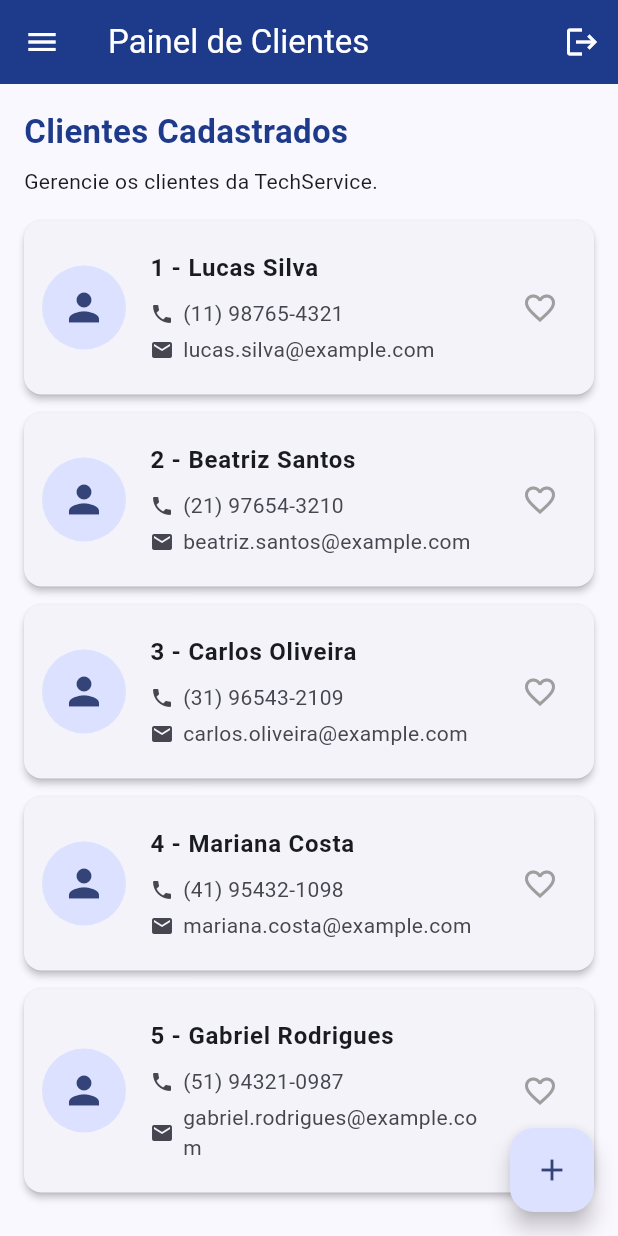
After one commit to GigiMene/Tutorial09, a Flutter app: the ClientScreen screen opened directly, on a phone screen of 412 x 824 dp. The commit adds this screen. Run offline on Flutter 3.47's test engine with Material 3 defaults, Android fonts, the phone set to English and light mode, and no system bars.

Commit message:
Atualizando projeto

```diff
--- a/flutter09/lib/database/Database.dart
+++ b/flutter09/lib/database/Database.dart
@@ -1,4 +1,5 @@
 import 'package:flutter08/model/ServiceOrder.dart';
+import 'package:flutter08/model/client.dart';
 
 class Database {
   static final Database _instance = Database._internal();
@@ -35,4 +36,45 @@ class Database {
   void addOrder(ServiceOrder order) {
     serviceOrderMock.add(order);
   }
+
+  final List<Client> clientMock = [
+  Client(
+    id: '1',
+    nome: 'Lucas Silva',
+    telefone: '(11) 98765-4321',
+    email: 'lucas.silva@example.com',
+  ),
+  Client(
+    id: '2',
+    nome: 'Beatriz Santos',
+    telefone: '(21) 97654-3210',
+    email: 'beatriz.santos@example.com',
+  ),
+  Client(
+    id: '3',
+    nome: 'Carlos Oliveira',
+    telefone: '(31) 96543-2109',
+    email: 'carlos.oliveira@example.com',
+  ),
+  Client(
+    id: '4',
+    nome: 'Mariana Costa',
+    telefone: '(41) 95432-1098',
+    email: 'mariana.costa@example.com',
+  ),
+  Client(
+    id: '5',
+    nome: 'Gabriel Rodrigues',
+    telefone: '(51) 94321-0987',
+    email: 'gabriel.rodrigues@example.com',
+  ),
+];
+
+List<Client> getClients() {
+  return clientMock;
 }
+
+void addClient(Client client) {
+  clientMock.add(client);
+}
+}
--- /dev/null
+++ b/flutter09/lib/model/client.dart
@@ -0,0 +1,29 @@
+class Client {
+  final String id;
+  final String nome;
+  final String telefone;
+  final String email;
+  bool favorito;
+
+  Client({
+    required this.id,
+    required this.nome,
+    required this.telefone,
+    required this.email,
+    this.favorito = false,
+  });
+
+
+  factory Client.fromJson(Map<String, String> json) {
+      return Client(
+        id: json['id'] ?? '',
+        nome: json['nome'] ?? '',
+        telefone: json['telefone'] ?? '',
+        email: json['email'] ?? '',
+      );
+  }
+   @override
+  String toString() =>
+      'ServiceOrder(id: $id, nome: $nome, telefone: $telefone, email: $email )';
+
+  }
--- a/flutter09/lib/screens/Cadastro_order_modal.dart
+++ b/flutter09/lib/screens/Cadastro_order_modal.dart
@@ -121,7 +121,6 @@ class _CadastroOrderModalState extends State<CadastroOrderModal> {
 
                     Navigator.pop(context, novaOrdem);
                   }
-                  ;
                 },
                 child: const Text(
                   'Salvar Ordem',
@@ -129,6 +128,9 @@ class _CadastroOrderModalState extends State<CadastroOrderModal> {
                 ),
               ),
 
+              // **************** voltar daqui minha linda, vc tava no final da 4º imagem do pdf.
+              //Boa sorte, eu do futuro
+              //com amor, nós do passado
             ],
           ),
         ),
--- /dev/null
+++ b/flutter09/lib/screens/client_screen.dart
@@ -0,0 +1,203 @@
+import 'package:flutter/material.dart';
+import 'package:flutter08/database/Database.dart';
+import 'package:flutter08/model/client.dart';
+import 'package:flutter08/screens/client_modal.dart';
+import 'package:flutter08/screens/home_screen.dart';
+import 'package:flutter08/screens/login_screen.dart';
+
+class ClientScreen extends StatefulWidget {
+  const ClientScreen({super.key});
+
+  @override
+  State<ClientScreen> createState() => _ClientScreenState();
+}
+
+class _ClientScreenState extends State<ClientScreen> {
+  final Database _db = Database();
+
+  List<Client> _clients = [];
+
+  @override
+  void initState() {
+    super.initState();
+    _clients = _db.getClients();
+  }
+
+  @override
+  Widget build(BuildContext context) {
+    return Scaffold(
+      drawer: Drawer(
+        child: ListView(
+          children: [
+            const DrawerHeader(
+              child: Text(
+                'TechService',
+                style: TextStyle(fontSize: 24, fontWeight: FontWeight.bold),
+              ),
+            ),
+
+            ListTile(
+              leading: const Icon(Icons.dashboard),
+              title: const Text('Painel de Atividades'),
+              onTap: () {
+                Navigator.push(
+                  context,
+                  MaterialPageRoute(builder: (context) => HomeScreen())
+
+                );
+              },
+            ),
+
+            ListTile(
+              leading: const Icon(Icons.people),
+              title: const Text('Painel de Clientes'),
+              onTap: () {
+                Navigator.pop(context);
+              },
+            ),
+          ],
+        ),
+      ),
+      appBar: AppBar(
+        title: const Text('Painel de Clientes'),
+        backgroundColor: Theme.of(context).colorScheme.primary,
+        foregroundColor: Colors.white,
+        actions: [
+          IconButton(
+            icon: const Icon(Icons.logout),
+            tooltip: 'Sair do app',
+            onPressed: () {
+              Navigator.pushAndRemoveUntil(
+                context,
+                MaterialPageRoute(builder: (context) => const LoginScreen()),
+                (route) => false,
+              );
+            },
+          ),
+        ],
+      ),
+
+      body: Padding(
+        padding: const EdgeInsets.all(16),
+        child: Column(
+          crossAxisAlignment: CrossAxisAlignment.start,
+          children: [
+            const Text(
+              'Clientes Cadastrados',
+              style: TextStyle(
+                fontSize: 22,
+                fontWeight: FontWeight.bold,
+                color: Color(0xFF1E3A8A),
+              ),
+            ),
+
+            const SizedBox(height: 8),
+
+            const Text('Gerencie os clientes da TechService.'),
+
+            const SizedBox(height: 16),
+
+            Expanded(
+              child: _clients.isEmpty
+                  ? const Center(child: Text('Nenhum cliente cadastrado.'))
+                  : ListView.builder(
+                      itemCount: _clients.length,
+                      itemBuilder: (context, index) {
+                        final client = _clients[index];
+
+                        return Card(
+                          margin: const EdgeInsets.only(bottom: 12),
+                          elevation: 2,
+                          child: ListTile(
+                            contentPadding: const EdgeInsets.all(12),
+
+                            leading: const CircleAvatar(
+                              radius: 28,
+                              child: Icon(Icons.person, size: 30),
+                            ),
+
+                            title: Text(
+                              '${client.id} - ${client.nome}',
+                              style: const TextStyle(
+                                fontWeight: FontWeight.bold,
+                                fontSize: 16,
+                              ),
+                            ),
+
+                            subtitle: Padding(
+                              padding: const EdgeInsets.only(top: 8),
+                              child: Column(
+                                crossAxisAlignment: CrossAxisAlignment.start,
+                                children: [
+                                  Row(
+                                    children: [
+                                      const Icon(Icons.phone, size: 16),
+                                      const SizedBox(width: 6),
+                                      Text(client.telefone),
+                                    ],
+                                  ),
+
+                                  const SizedBox(height: 4),
+
+                                  Row(
+                                    children: [
+                                      const Icon(Icons.email, size: 16),
+                                      const SizedBox(width: 6),
+                                      Expanded(child: Text(client.email)),
+                                    ],
+                                  ),
+                                ],
+                              ),
+                            ),
+
+                            trailing: IconButton(
+                              icon: Icon(
+                                client.favorito
+                                    ? Icons.favorite
+                                    : Icons.favorite_border,
+                                color: client.favorito
+                                    ? Colors.red
+                                    : Colors.grey,
+                              ),
+                              onPressed: () {
+                                setState(() {
+                                  client.favorito = !client.favorito;
+                                });
+                              },
+                            ),
+                          ),
+                        );
+                      },
+                    ),
+            ),
+          ],
+        ),
+      ),
+
+      floatingActionButton: FloatingActionButton(
+        child: const Icon(Icons.add),
+        onPressed: () async {
+          final Client? novoCliente = await showModalBottomSheet<Client>(
+            context: context,
+            isScrollControlled: true,
+            shape: const RoundedRectangleBorder(
+              borderRadius: BorderRadius.vertical(top: Radius.circular(16)),
+            ),
+            builder: (context) => const ClientModal(),
+          );
+
+          if (novoCliente != null) {
+            setState(() {
+              _db.addClient(novoCliente);
+              _clients = _db.getClients();
+            });
+
+            ScaffoldMessenger.of(context).showSnackBar(
+              const SnackBar(content: Text('Cliente cadastrado com sucesso!')),
+            );
+          }
+        },
+      ),
+    );
+  }
+}
```
Also changed, not shown: flutter09/lib/screens/client_modal.dart (added, +156 -0 lines), flutter09/lib/screens/home_screen.dart (+32 -0 lines).
